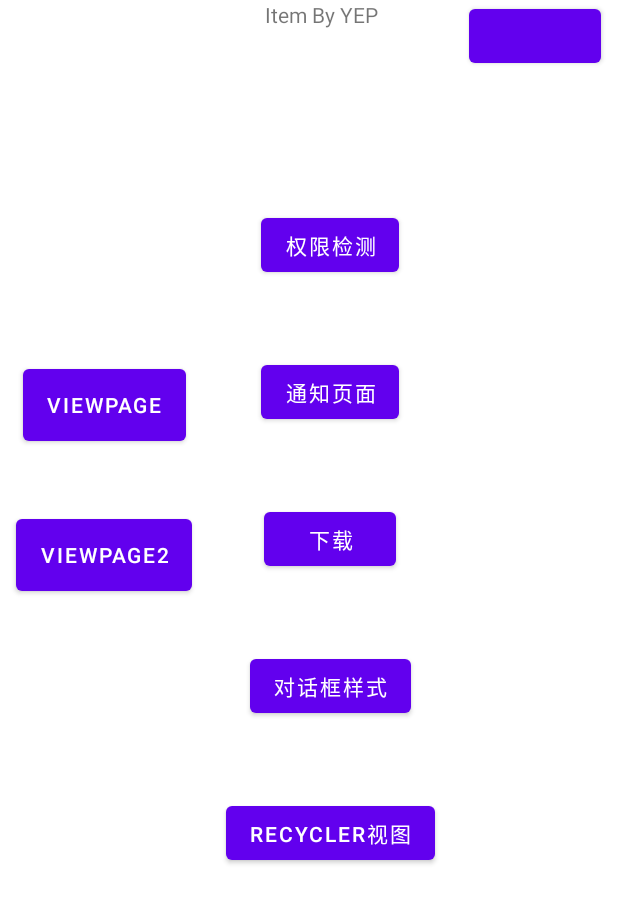
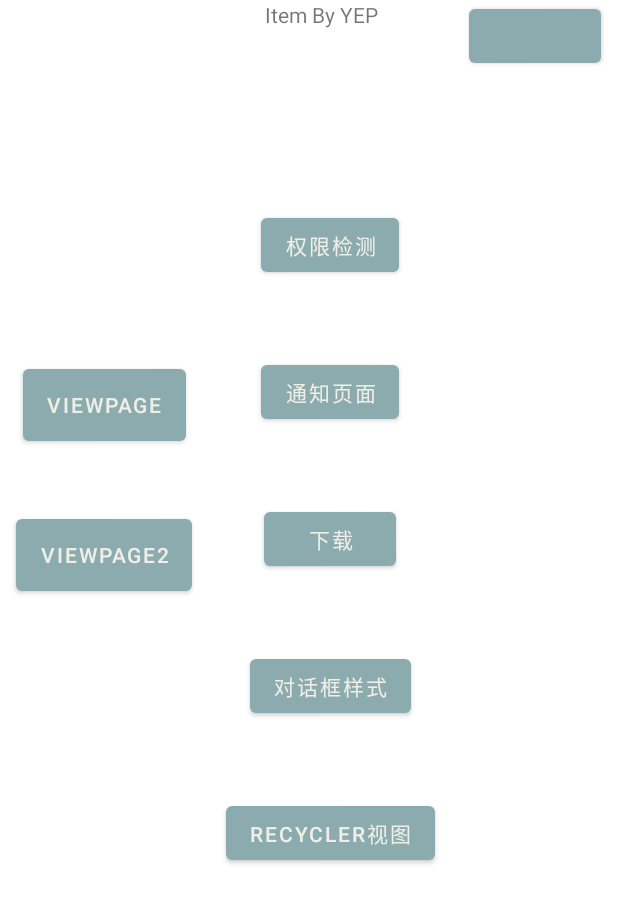
Before and after one commit to YEP-Autumn/YEP, an Android app: the screen it shows after launch (MainActivity), on a phone screen of 412 x 824 dp. Shown: the top 903 px of the screen. Run offline under Robolectric (Android 15) with nearby library versions, the phone set to English and light mode, and no system bars; our stand-ins replace Picasso; pictures from the network do not load.

Commit message:
简单修改

```diff
--- a/app/build.gradle
+++ b/app/build.gradle
@@ -3,7 +3,7 @@ plugins {
 }
 
 android {
-    compileSdk 30
+    compileSdk 31
 
     defaultConfig {
         applicationId "com.example.yep"
@@ -38,6 +38,7 @@ android {
 }
 
 dependencies {
+    implementation 'com.squareup.picasso:picasso:2.71828'
     implementation 'org.java-websocket:Java-WebSocket:1.5.2'
     implementation 'com.squareup.okhttp3:logging-interceptor:+'
     implementation 'androidx.viewpager2:viewpager2:+'
--- a/app/src/main/AndroidManifest.xml
+++ b/app/src/main/AndroidManifest.xml
@@ -22,7 +22,7 @@
         android:roundIcon="@mipmap/icon"
         android:supportsRtl="true"
         android:theme="@style/Theme.YEP"
-        android:usesCleartextTraffic="true">
+        android:usesCleartextTraffic="true"><!--使用明文通讯（支持HTTP协议）-->
         <activity
             android:name="com.example.chat.ChatP2PActivity"
             android:exported="true" />
--- a/app/src/main/java/com/example/chat/MsgAdapter.java
+++ b/app/src/main/java/com/example/chat/MsgAdapter.java
@@ -51,6 +51,7 @@ public class MsgAdapter extends RecyclerView.Adapter<MsgAdapter.MsgAdapterHandle
         public MsgAdapterHandler(@NonNull View itemView) {
             super(itemView);
             textView = itemView.findViewById(R.id.msg_item);
+            textView.setBackground(context.getDrawable(R.drawable.shape));
         }
     }
 }
--- a/app/src/main/java/com/example/lapace/OpenScreenActivity.java
+++ b/app/src/main/java/com/example/lapace/OpenScreenActivity.java
@@ -10,6 +10,7 @@ import android.util.Log;
 import android.view.KeyEvent;
 import android.view.MotionEvent;
 import android.view.View;
+import android.widget.EditText;
 import android.widget.ImageView;
 import android.widget.TextView;
 
@@ -29,7 +30,7 @@ public class OpenScreenActivity extends AppCompatActivity {
     protected void onCreate(Bundle savedInstanceState) {
         super.onCreate(savedInstanceState);
         setContentView(R.layout.activity_property_animation);
-        intent = new Intent(OpenScreenActivity.this,MainActivity.class).addFlags(Intent.FLAG_ACTIVITY_SINGLE_TOP);
+        intent = new Intent(getLayoutInflater().getContext(),MainActivity.class).addFlags(Intent.FLAG_ACTIVITY_SINGLE_TOP);
 
         objectAnimator = ObjectAnimator.ofFloat((ImageView)findViewById(R.id.image_view),"alpha",0f, 1f)
                 .setDuration(3000);
--- a/app/src/main/java/com/example/socketClient/Client.java
+++ b/app/src/main/java/com/example/socketClient/Client.java
@@ -16,7 +16,7 @@ public class Client {
     public synchronized WebSocketClient getWebSocket() {
         if (webSocket == null) {
             try {
-                webSocket = new WebSocketClient(new URI("ws://192.168.0.217:8788"), map);
+                webSocket = new WebSocketClient(new URI("ws://192.168.42.57:8788"), map);
             } catch (URISyntaxException e) {
                 e.printStackTrace();
             }
--- a/app/src/main/res/values-night/themes.xml
+++ b/app/src/main/res/values-night/themes.xml
@@ -2,12 +2,13 @@
     <!-- Base application theme. -->
     <style name="Theme.YEP" parent="Theme.MaterialComponents.DayNight.DarkActionBar">
         <!-- Primary brand color. -->
-        <item name="colorPrimary">@color/purple_200</item>
-        <item name="colorPrimaryVariant">@color/purple_700</item>
+        <item name="colorPrimary">#8BABAE</item>
+        <item name="colorPrimaryVariant">#0F315E</item>
         <item name="colorOnPrimary">@color/black</item>
         <!-- Secondary brand color. -->
-        <item name="colorSecondary">@color/teal_200</item>
-        <item name="colorSecondaryVariant">@color/teal_200</item>
+
+        <item name="colorSecondary">#FAFFFF</item>
+        <item name="colorSecondaryVariant">#8489B0</item>
         <item name="colorOnSecondary">@color/black</item>
         <item name="windowActionBar">false</item>
         <item name="windowNoTitle">true</item>
@@ -15,4 +16,5 @@
         <item name="android:statusBarColor" tools:targetApi="l">?attr/colorPrimaryVariant</item>
         <!-- Customize your theme here. -->
     </style>
+
 </resources>
--- a/app/src/main/res/values/themes.xml
+++ b/app/src/main/res/values/themes.xml
@@ -2,13 +2,13 @@
     <!-- Base application theme. -->
     <style name="Theme.YEP" parent="Theme.MaterialComponents.DayNight.DarkActionBar">
         <!-- Primary brand color. -->
-        <item name="colorPrimary">@color/purple_500</item>
-        <item name="colorPrimaryVariant">@color/purple_700</item>
-        <item name="colorOnPrimary">@color/white</item>
+        <item name="colorPrimary">#8BABAE</item>
+        <item name="colorPrimaryVariant">#0F315E</item>
+        <item name="colorOnPrimary">#EFEFE7</item>
         <!-- Secondary brand color. -->
-        <item name="colorSecondary">@color/teal_200</item>
-        <item name="colorSecondaryVariant">@color/teal_700</item>
-        <item name="colorOnSecondary">@color/black</item>
+        <item name="colorSecondary">#FAFFFF</item>
+        <item name="colorSecondaryVariant">#8489B0</item>
+        <item name="colorOnSecondary">#80C8D0</item>
         <!-- Status bar color. -->
         <item name="android:statusBarColor" tools:targetApi="l">?attr/colorPrimaryVariant</item>
         <item name="windowActionBar">false</item>
```
Also changed, not shown: app/src/main/java/com/example/bean/ServerSendBean.java (deleted, +0 -27 lines), app/src/main/java/com/example/bean/Signalman.java (renamed from app/src/main/java/com/example/bean/ClientSendBean.java, +20 -6 lines), app/src/main/java/com/example/chat/ChatP2PActivity.java (+17 -2 lines), app/src/main/java/com/example/lapace/MainActivity.java (+23 -15 lines), app/src/main/java/com/example/socketClient/MsgHandler.java (+9 -10 lines), app/src/main/res/drawable/shape.xml (added, +17 -0 lines), app/src/main/res/layout/dialog_view.xml (+10 -4 lines).
